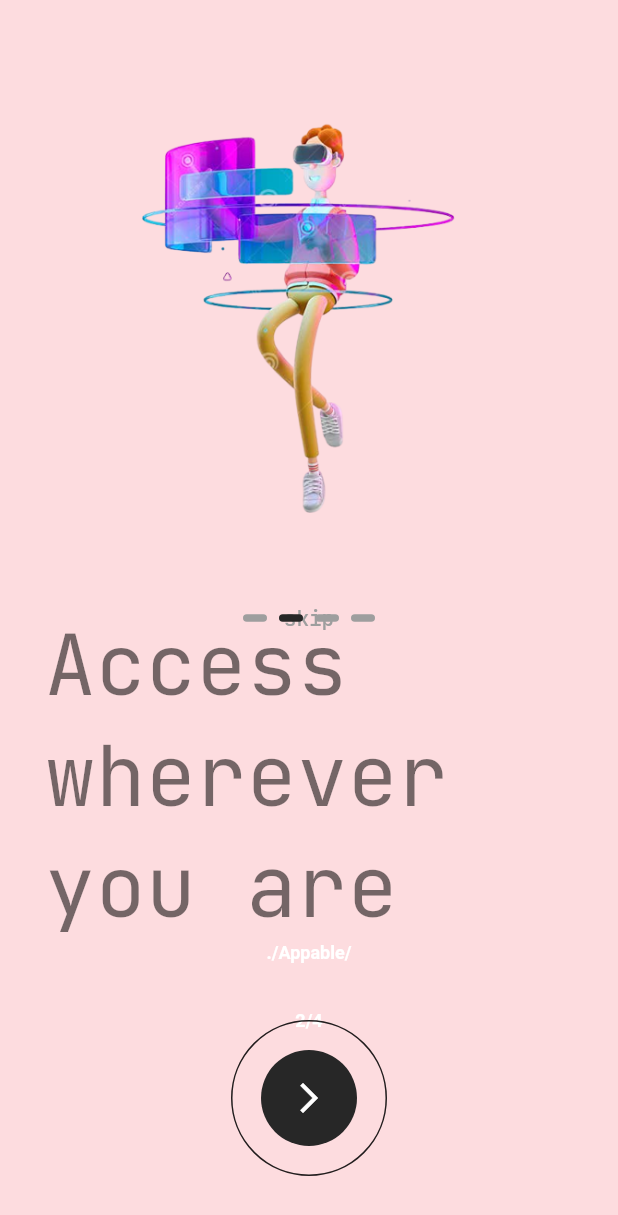
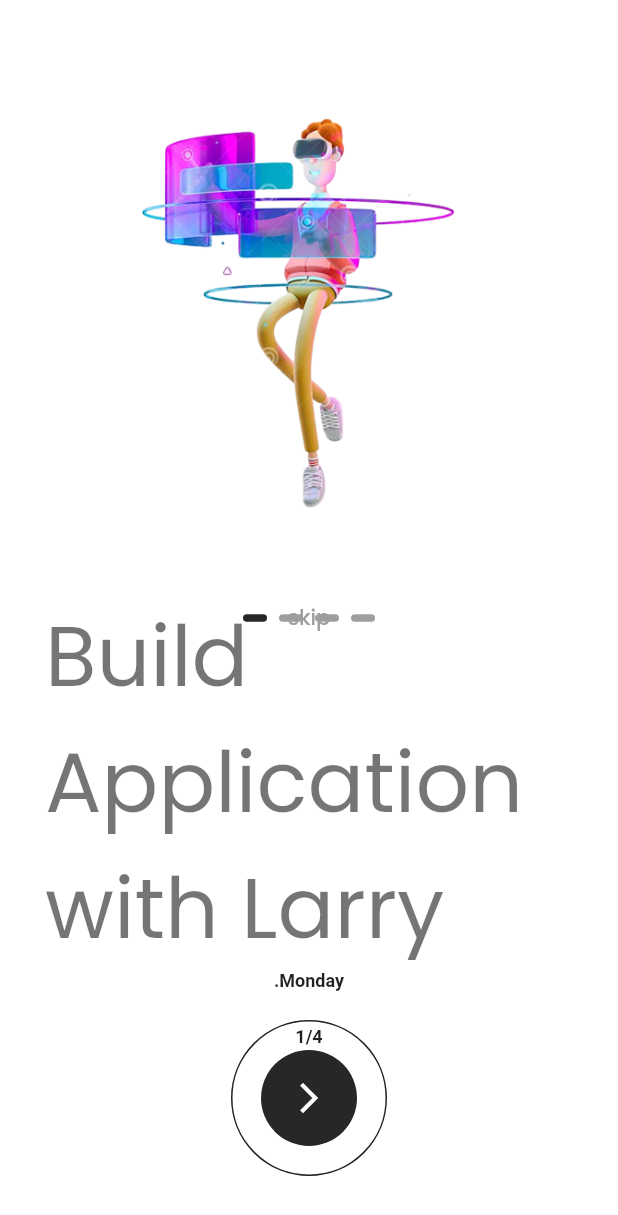
Before and after one commit to MugoSimon/arrowj, a Flutter app: the OnBoardingScreen screen opened by its route, after a tap on the "arrow forward ios" icon, on a phone screen of 412 x 824 dp. Shown: the top 1215 px of the screen. Run offline on Flutter 3.47's test engine with Material 2 defaults, Android fonts, the phone set to English and light mode, and no system bars; drawn by our look-alikes of liquid_swipe, smooth_page_indicator; our stand-ins replace get, google_fonts.

Commit message:
working somehow

```diff
--- a/lib/constants/image_strings.dart
+++ b/lib/constants/image_strings.dart
@@ -4,7 +4,7 @@
 const String tSplashTopImage = "assets/images/larry_phone_standing.png";
 
 /* --- OnBoarding Screens Images --- */
-const String tOnBoardingImage1 = "assets/on_boarding_images/larry_chat_sit.png";
-const String tOnBoardingImage2 = "assets/on_boarding_images/larry_vr.png";
+const String tOnBoardingImage1 = "assets/on_boarding_images/larry_vr.png";
+const String tOnBoardingImage2 = "assets/on_boarding_images/larry_chat_sit.png";
 const String tOnBoardingImage3 = "assets/on_boarding_images/larry_image_icon.png";
 const String tOnBoardingImage4 = "assets/on_boarding_images/larry_resting.png";
--- a/lib/constants/text_strings.dart
+++ b/lib/constants/text_strings.dart
@@ -10,10 +10,10 @@
 const String tOnBoardingTitle3 = "Integration with Power Apps";
 const String tOnBoardingTitle4 = "Code. Rest. Enjoy";
 //SubTitle
-const String tOnBoardingSubTitle1 = "./Appable/";
-const String tOnBoardingSubTitle2 = "./Appable/";
-const String tOnBoardingSubTitle3 = "./Appable/";
-const String tOnBoardingSubTitle4 = "./Appable/";
+const String tOnBoardingSubTitle1 = ".Monday";
+const String tOnBoardingSubTitle2 = ".Tuesday";
+const String tOnBoardingSubTitle3 = ".Wednesday";
+const String tOnBoardingSubTitle4 = ".Friday";
 //Counter
 const String tOnBoardingCounter1 = "1/4";
 const String tOnBoardingCounter2 = "2/4";
--- a/lib/features/authentication/controllers/splash_screen_controller.dart
+++ b/lib/features/authentication/controllers/splash_screen_controller.dart
@@ -1,18 +1,17 @@
-import 'package:arrowj/features/authentication/screens/welcome/welcome.dart';
+import 'package:arrowj/constants/image_strings.dart';
+import 'package:get/get.dart';
 import 'package:flutter/material.dart';
-import 'package:get/get.dart';
+import 'package:arrowj/features/authentication/screens/on_boarding_screen/on_boarding_screen.dart';
 
-class SplashScreenController extends GetxController{
-
+class SplashScreenController extends GetxController {
   static SplashScreenController get find => Get.find();
 
   RxBool animate = false.obs;
 
   Future<void> startAnimation() async {
     await Future.delayed(Duration(milliseconds: 500));
-     animate.value = true;
-    await Future.delayed(Duration(milliseconds: 5000));
-    Get.to(() => WelcomeScreen());
-
+    animate.value = true;
+    await Future.delayed(Duration(milliseconds: 2000));
+    Get.offAll(() => OnBoardingScreen());
   }
 }
--- a/lib/features/authentication/screens/on_boarding_screen/on_boarding_screen.dart
+++ b/lib/features/authentication/screens/on_boarding_screen/on_boarding_screen.dart
@@ -5,21 +5,16 @@
 import 'package:smooth_page_indicator/smooth_page_indicator.dart';
 
 import '../../controllers/splash_screen_controller.dart';
+
 class OnBoardingScreen extends StatelessWidget {
   OnBoardingScreen({Key? key}) : super(key: key);
 
-  final splashScreenController = Get.put(SplashScreenController());
+  final obController = OnBoardingController();
+  final splashScreenController = SplashScreenController(); // Initialize the SplashScreenController
 
   @override
   Widget build(BuildContext context) {
-    final obController = OnBoardingController();
-
-    splashScreenController.startAnimation();
-
-    // Remove the delay and navigation here
-    // Future.delayed(Duration(seconds: 2), () {
-    //   Get.toNamed('/onboarding');
-    // });
+    splashScreenController.startAnimation(); // Call the startAnimation() method
 
     return Scaffold(
       body: Stack(
--- a/lib/main.dart
+++ b/lib/main.dart
@@ -17,7 +17,7 @@
     return GetMaterialApp(
       theme: TAppTheme.lightTheme,
       darkTheme: TAppTheme.darkTheme,
-      themeMode: ThemeMode.dark,
+      themeMode: ThemeMode.system,
       initialRoute: '/',
       getPages: [
         GetPage(name: '/', page: () => SplashScreen()),
```
